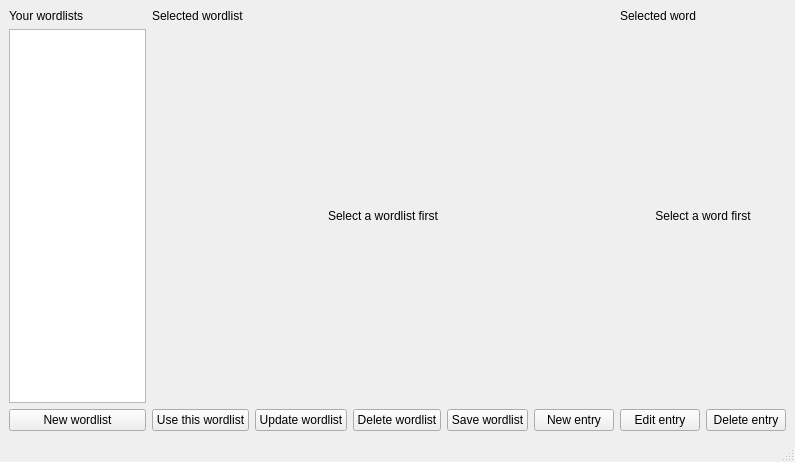
This is wordlists.ui in HubertK05/x-infinity as Qt 5 draws it before an edit. The edited form follows.
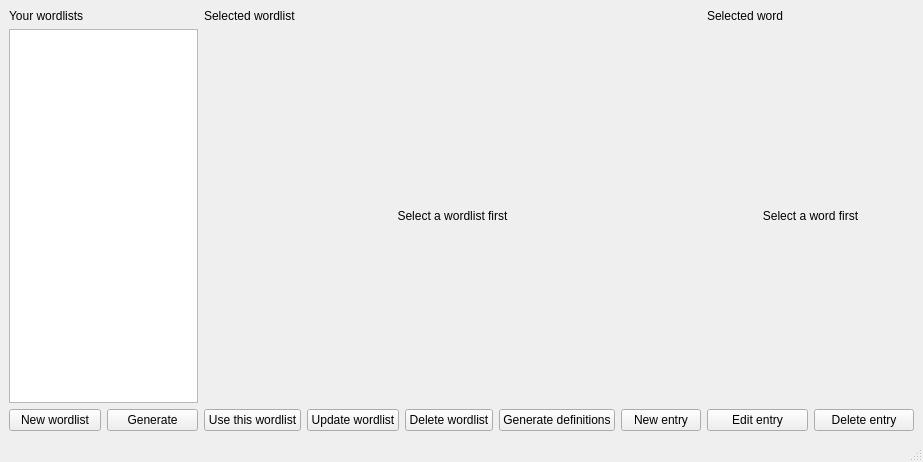
This is the edited form.

Commit message: Add automatic entry generation

The edit to the form file:
```diff
--- a/wordlists.ui
+++ b/wordlists.ui
@@ -6,7 +6,7 @@
    <rect>
     <x>0</x>
     <y>0</y>
-    <width>795</width>
+    <width>923</width>
     <height>462</height>
    </rect>
   </property>
@@ -127,7 +127,7 @@
         <item>
          <widget class="QPushButton" name="save_wordlist_button">
           <property name="text">
-           <string>Save wordlist</string>
+           <string>Generate definitions</string>
           </property>
          </widget>
         </item>
@@ -163,6 +163,13 @@
           </property>
          </widget>
         </item>
+        <item>
+         <widget class="QPushButton" name="generate_wordlist_button">
+          <property name="text">
+           <string>Generate</string>
+          </property>
+         </widget>
+        </item>
        </layout>
       </item>
      </layout>
```
Left out of the diff: 4 changed lines with no effect on the pictures. The commit also changes 2 other files.
